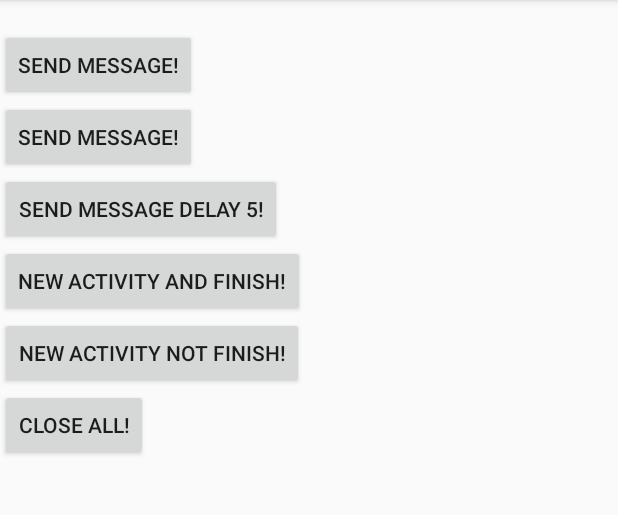
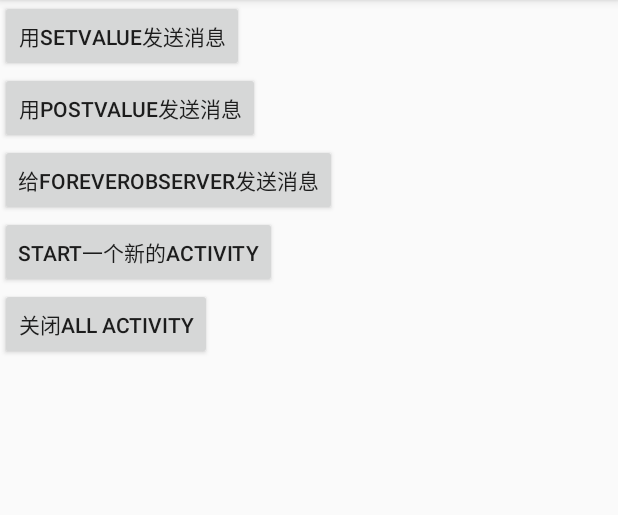
Before and after one commit to JeremyLiao/LiveEventBus, an Android app: the screen it shows after launch (LiveDataBusDemo), on a phone screen of 412 x 824 dp, the part 84-599 px from its top. Run offline under Robolectric (Android 15) with nearby library versions, the phone set to English and light mode, and no system bars; our stand-ins replace data binding; libraries missing offline, so code that uses them is left out: rx.functions, rx.schedulers.

Commit message:
更新Demo，更新ReadMe

```diff
--- a/LiveDataBus/livedatabus/src/main/java/com/jeremyliao/livedatabus/LiveDataBusDemo.java
+++ b/LiveDataBus/livedatabus/src/main/java/com/jeremyliao/livedatabus/LiveDataBusDemo.java
@@ -11,10 +11,8 @@ import android.widget.Toast;
 import com.jeremyliao.livedatabus.databinding.ActivityLiveDataBusDemoBinding;
 
 import java.util.Random;
-import java.util.concurrent.TimeUnit;
 
 import rx.Observable;
-import rx.android.schedulers.AndroidSchedulers;
 import rx.functions.Action1;
 import rx.functions.Func1;
 import rx.schedulers.Schedulers;
@@ -36,7 +34,7 @@ public class LiveDataBusDemo extends AppCompatActivity {
         binding.setHandler(this);
         binding.setLifecycleOwner(this);
         LiveDataBus.get()
-                .with("random_data", String.class)
+                .with("key1", String.class)
                 .observe(this, new Observer<String>() {
                     @Override
                     public void onChanged(@Nullable String s) {
@@ -44,16 +42,8 @@ public class LiveDataBusDemo extends AppCompatActivity {
                     }
                 });
         LiveDataBus.get()
-                .with("random_data1", String.class)
+                .with("key2", String.class)
                 .observeForever(observer);
-        LiveDataBus.get()
-                .with("test", String.class)
-                .observe(this, new Observer<String>() {
-                    @Override
-                    public void onChanged(@Nullable String s) {
-                        binding.tvName.setText(s);
-                    }
-                });
         LiveDataBus.get()
                 .with("close_all_page", Boolean.class)
                 .observe(this, new Observer<Boolean>() {
@@ -70,11 +60,11 @@ public class LiveDataBusDemo extends AppCompatActivity {
     protected void onDestroy() {
         super.onDestroy();
         LiveDataBus.get()
-                .with("random_data1", String.class)
+                .with("key2", String.class)
                 .removeObserver(observer);
     }
 
-    public void sendMsg() {
+    public void sendMsgBySetValue() {
         Observable.just(new Random())
                 .map(new Func1<Random, String>() {
                     @Override
@@ -85,12 +75,29 @@ public class LiveDataBusDemo extends AppCompatActivity {
                 .subscribe(new Action1<String>() {
                     @Override
                     public void call(String s) {
-                        LiveDataBus.get().with("random_data").setValue(s);
+                        LiveDataBus.get().with("key1").setValue(s);
                     }
                 });
     }
 
-    public void sendMsg1() {
+    public void sendMsgByPostValue() {
+        Observable.just(new Random())
+                .map(new Func1<Random, String>() {
+                    @Override
+                    public String call(Random random) {
+                        return random.nextInt(100) + "";
+                    }
+                })
+                .subscribeOn(Schedulers.io())
+                .subscribe(new Action1<String>() {
+                    @Override
+                    public void call(String s) {
+                        LiveDataBus.get().with("key1").postValue(s);
+                    }
+                });
+    }
+
+    public void sendMsgToForeverObserver() {
         Observable.just(new Random())
                 .map(new Func1<Random, String>() {
                     @Override
@@ -101,36 +108,12 @@ public class LiveDataBusDemo extends AppCompatActivity {
                 .subscribe(new Action1<String>() {
                     @Override
                     public void call(String s) {
-                        LiveDataBus.get().with("random_data1").setValue(s);
+                        LiveDataBus.get().with("key2").setValue(s);
                     }
                 });
     }
 
-    public void sendMsgDelay5() {
-        Observable.just(new Random())
-                .map(new Func1<Random, String>() {
-                    @Override
-                    public String call(Random random) {
-                        return random.nextInt(100) + "";
-                    }
-                })
-                .delay(5, TimeUnit.SECONDS)
-                .subscribeOn(Schedulers.io())
-                .observeOn(AndroidSchedulers.mainThread())
-                .subscribe(new Action1<String>() {
-                    @Override
-                    public void call(String s) {
-                        LiveDataBus.get().with("test").setValue(s);
-                    }
-                });
-    }
-
-    public void newActivityAndFinish() {
-        startActivity(new Intent(this, LiveDataBusDemo.class));
-        finish();
-    }
-
-    public void newActivityNotFinish() {
+    public void startNewActivity() {
         startActivity(new Intent(this, LiveDataBusDemo.class));
     }
 
--- a/LiveDataBus/livedatabus/src/main/res/layout/activity_live_data_bus_demo.xml
+++ b/LiveDataBus/livedatabus/src/main/res/layout/activity_live_data_bus_demo.xml
@@ -13,46 +13,35 @@
         android:layout_height="match_parent"
         android:orientation="vertical">
 
-        <TextView
-            android:id="@+id/tv_name"
+        <Button
             android:layout_width="wrap_content"
-            android:layout_height="wrap_content" />
+            android:layout_height="wrap_content"
+            android:onClick="@{()->handler.sendMsgBySetValue()}"
+            android:text="用SetValue发送消息" />
 
         <Button
             android:layout_width="wrap_content"
             android:layout_height="wrap_content"
-            android:onClick="@{()->handler.sendMsg()}"
-            android:text="Send Message!" />
+            android:onClick="@{()->handler.sendMsgByPostValue()}"
+            android:text="用PostValue发送消息" />
 
         <Button
             android:layout_width="wrap_content"
             android:layout_height="wrap_content"
-            android:onClick="@{()->handler.sendMsg1()}"
-            android:text="Send Message!" />
+            android:onClick="@{()->handler.sendMsgToForeverObserver()}"
+            android:text="给ForeverObserver发送消息" />
 
         <Button
             android:layout_width="wrap_content"
             android:layout_height="wrap_content"
-            android:onClick="@{()->handler.sendMsgDelay5()}"
-            android:text="Send Message Delay 5!" />
-
-        <Button
-            android:layout_width="wrap_content"
-            android:layout_height="wrap_content"
-            android:onClick="@{()->handler.newActivityAndFinish()}"
-            android:text="New Activity And Finish!" />
-
-        <Button
-            android:layout_width="wrap_content"
-            android:layout_height="wrap_content"
-            android:onClick="@{()->handler.newActivityNotFinish()}"
-            android:text="New Activity Not Finish!" />
+            android:onClick="@{()->handler.startNewActivity()}"
+            android:text="Start一个新的Activity" />
 
         <Button
             android:layout_width="wrap_content"
             android:layout_height="wrap_content"
             android:onClick="@{()->handler.closeAll()}"
-            android:text="Close All!" />
+            android:text="关闭All Activity" />
 
     </LinearLayout>
 </layout>
```
Also changed, not shown: 1 other file.
